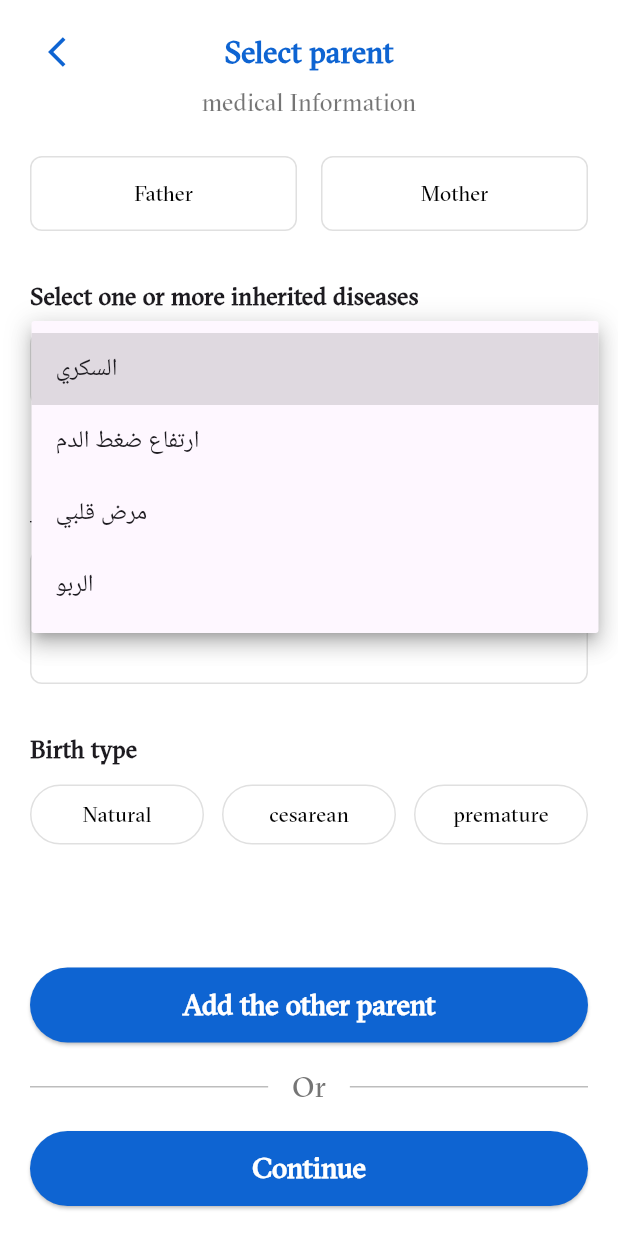
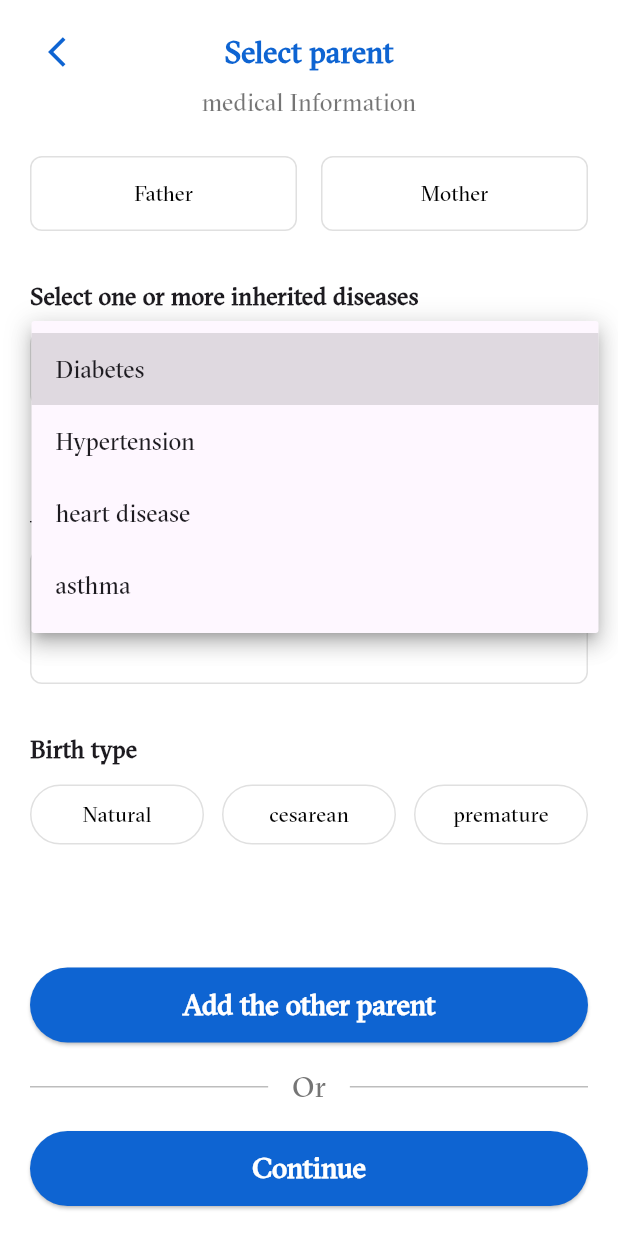
Before and after one commit to vSkipv/mediverse, a Flutter app: the MedicalInfoScreen screen opened directly, after a tap on "Select Disease", on a phone screen of 412 x 824 dp. Run offline on Flutter 3.47's test engine with Material 3 defaults, Android fonts, the phone set to English and light mode, and no system bars; our stand-ins replace dio, flutter_bloc, shared_preferences; accounts and stored records are empty.

Commit message:
Update MedicalScreen.dart

```diff
--- a/lib/features/MedicalScreen/presentaion/views/MedicalScreen.dart
+++ b/lib/features/MedicalScreen/presentaion/views/MedicalScreen.dart
@@ -35,10 +35,10 @@ class _MedicalInfoScreenState extends State<MedicalInfoScreen> {
   String? selecteDisease;
 
   final List<String> diseases = [
-    'السكري',
-    'ارتفاع ضغط الدم',
-    'مرض قلبي',
-    'الربو',
+    'Diabetes',
+    'Hypertension',
+    'heart disease',
+    'asthma',
   ];
 
   @override
```
